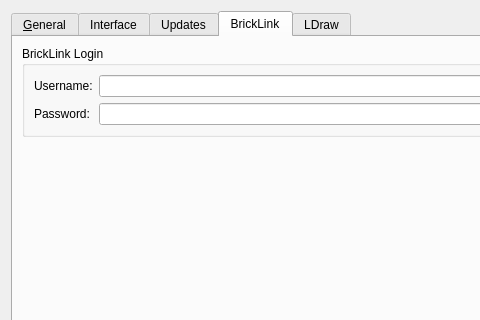
The window that src/settingsdialog.ui (rgriebl/brickstore) describes before a commit, drawn with Qt 5; both pictures show x 0 to 480 and y 0 to 320 of the 682 by 453 pixel window.
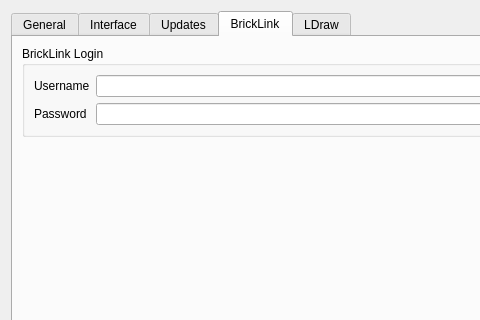
The same window after the commit. The open tabs and pages were chosen to show the change. Icons and pictures are not drawn.

Diff of the .ui file:
```diff
--- a/src/settingsdialog.ui
+++ b/src/settingsdialog.ui
@@ -27,7 +27,7 @@
      </property>
      <widget class="QWidget" name="general">
       <attribute name="title">
-       <string>&amp;General</string>
+       <string>General</string>
       </attribute>
       <layout class="QFormLayout" name="formLayout_7">
        <property name="fieldGrowthPolicy">
@@ -682,7 +682,7 @@
           <item row="0" column="0">
            <widget class="QLabel" name="label_3">
             <property name="text">
-             <string>Username:</string>
+             <string>Username</string>
             </property>
            </widget>
           </item>
@@ -692,7 +692,7 @@
           <item row="1" column="0">
            <widget class="QLabel" name="label_4">
             <property name="text">
-             <string>Password:</string>
+             <string>Password</string>
             </property>
            </widget>
           </item>
```
Left out of the diff: 2 changed lines with no effect on the pictures.
